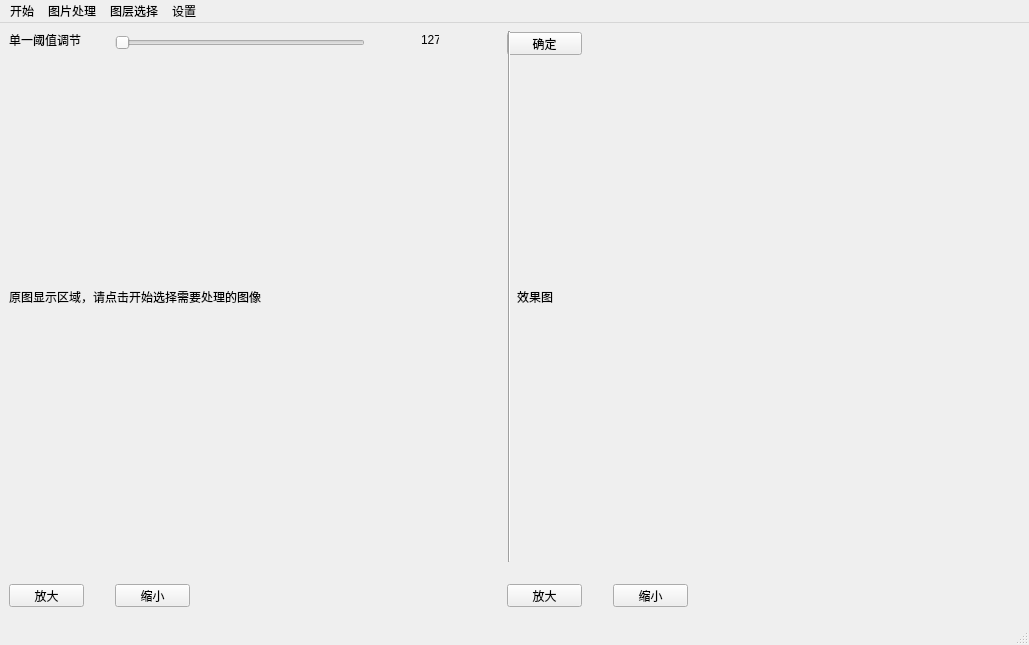
First picture: the form in PyQt_UI/MainWindow.ui, repository HITSZ-AI/ChipDetection, before the edit.
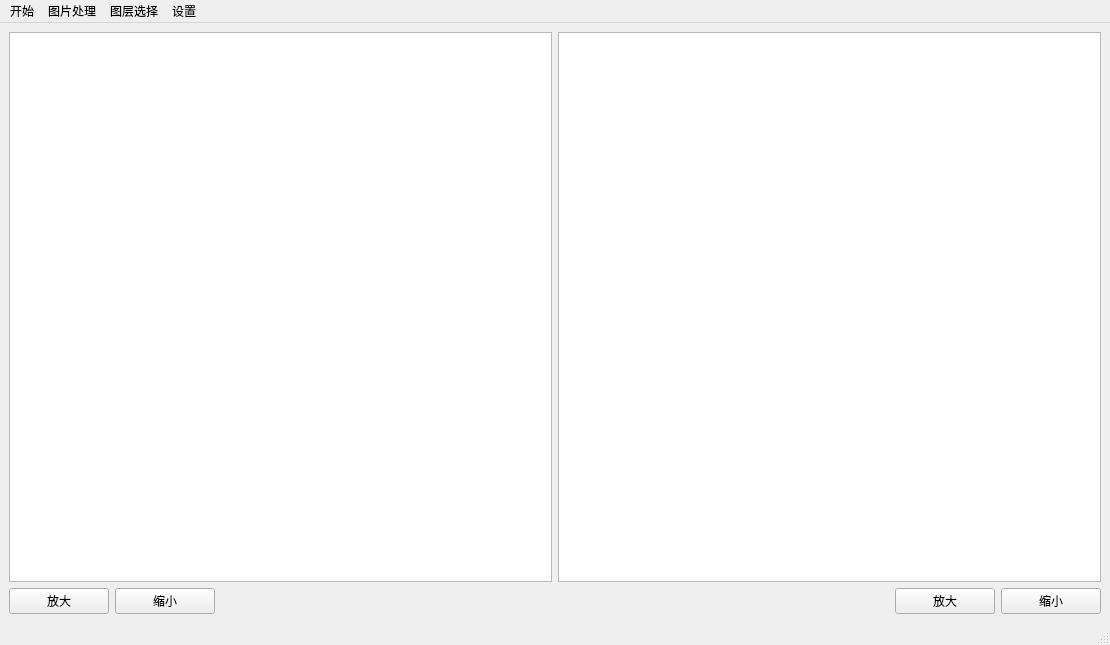
Second picture: the form after the edit.

Commit message: '更改左右两边显示图像的代码，将label显示图像换为graphview显示图像'

Patch:
```diff
--- a/PyQt_UI/MainWindow.ui
+++ b/PyQt_UI/MainWindow.ui
@@ -6,7 +6,7 @@
    <rect>
     <x>0</x>
     <y>0</y>
-    <width>1029</width>
+    <width>1110</width>
     <height>645</height>
    </rect>
   </property>
@@ -14,15 +14,52 @@
    <string>MainWindow</string>
   </property>
   <widget class="QWidget" name="centralwidget">
+   <layout class="QGridLayout" name="gridLayout">
+    <item row="0" column="0" colspan="5">
+     <layout class="QHBoxLayout" name="horizontalLayout">
+      <item>
+       <widget class="QGraphicsView" name="BinaryImgView">
+        <property name="sizePolicy">
+         <sizepolicy hsizetype="Expanding" vsizetype="Expanding">
+          <horstretch>1</horstretch>
+          <verstretch>0</verstretch>
+         </sizepolicy>
+        </property>
+       </widget>
+      </item>
+      <item>
+       <widget class="QGraphicsView" name="OrImgView">
+        <property name="sizePolicy">
+         <sizepolicy hsizetype="Expanding" vsizetype="Expanding">
+          <horstretch>1</horstretch>
+          <verstretch>0</verstretch>
+         </sizepolicy>
+        </property>
+       </widget>
+      </item>
+     </layout>
+    </item>
+    <item row="1" column="4">
+     <widget class="QPushButton" name="button_lessenBinaryImg">
+      <property name="minimumSize">
+       <size>
+        <width>50</width>
+        <height>15</height>
+       </size>
+      </property>
+      <property name="maximumSize">
+       <size>
+        <width>100</width>
+        <height>30</height>
+       </size>
+      </property>
+      <property name="text">
+       <string>缩小</string>
+      </property>
+     </widget>
+    </item>
+    <item row="1" column="3">
    <widget class="QPushButton" name="button_AmplifyBinaryImg">
-    <property name="geometry">
-     <rect>
-      <x>507</x>
-      <y>561</y>
-      <width>75</width>
-      <height>23</height>
-     </rect>
-    </property>
     <property name="minimumSize">
      <size>
       <width>50</width>
@@ -39,15 +76,9 @@
      <string>放大</string>
     </property>
    </widget>
+    </item>
+    <item row="1" column="0">
    <widget class="QPushButton" name="button_AmplifyOrImg">
-    <property name="geometry">
-     <rect>
-      <x>9</x>
-      <y>561</y>
-      <width>75</width>
-      <height>23</height>
-     </rect>
-    </property>
     <property name="minimumSize">
      <size>
       <width>50</width>
@@ -64,15 +95,9 @@
      <string>放大</string>
     </property>
    </widget>
+    </item>
+    <item row="1" column="1">
    <widget class="QPushButton" name="button_LessenOrImg">
-    <property name="geometry">
-     <rect>
-      <x>115</x>
-      <y>561</y>
-      <width>75</width>
-      <height>23</height>
-     </rect>
-    </property>
     <property name="minimumSize">
      <size>
       <width>50</width>
@@ -89,177 +114,15 @@
      <string>缩小</string>
     </property>
    </widget>
-   <widget class="QSlider" name="slider_BinaryThre">
-    <property name="geometry">
-     <rect>
-      <x>115</x>
-      <y>9</y>
-      <width>250</width>
-      <height>22</height>
-     </rect>
-    </property>
-    <property name="minimumSize">
-     <size>
-      <width>250</width>
-      <height>0</height>
-     </size>
-    </property>
-    <property name="maximumSize">
-     <size>
-      <width>300</width>
-      <height>16777215</height>
-     </size>
-    </property>
-    <property name="orientation">
-     <enum>Qt::Horizontal</enum>
-    </property>
-   </widget>
-   <widget class="QLabel" name="label_SingleThre">
-    <property name="geometry">
-     <rect>
-      <x>9</x>
-      <y>9</y>
-      <width>72</width>
-      <height>16</height>
-     </rect>
-    </property>
-    <property name="minimumSize">
-     <size>
-      <width>50</width>
-      <height>0</height>
-     </size>
-    </property>
-    <property name="maximumSize">
-     <size>
-      <width>100</width>
-      <height>16777215</height>
-     </size>
-    </property>
-    <property name="text">
-     <string>单一阈值调节</string>
-    </property>
-   </widget>
-   <widget class="QLabel" name="label_ThresholdValue">
-    <property name="geometry">
-     <rect>
-      <x>421</x>
-      <y>9</y>
-      <width>18</width>
-      <height>16</height>
-     </rect>
-    </property>
-    <property name="maximumSize">
-     <size>
-      <width>80</width>
-      <height>16777215</height>
-     </size>
-    </property>
-    <property name="text">
-     <string>127</string>
-    </property>
-   </widget>
-   <widget class="QPushButton" name="button_lessenBinaryImg">
-    <property name="geometry">
-     <rect>
-      <x>613</x>
-      <y>561</y>
-      <width>75</width>
-      <height>23</height>
-     </rect>
-    </property>
-    <property name="minimumSize">
-     <size>
-      <width>50</width>
-      <height>15</height>
-     </size>
-    </property>
-    <property name="maximumSize">
-     <size>
-      <width>100</width>
-      <height>30</height>
-     </size>
-    </property>
-    <property name="text">
-     <string>缩小</string>
-    </property>
-   </widget>
-   <widget class="QPushButton" name="button_ThreCon">
-    <property name="geometry">
-     <rect>
-      <x>507</x>
-      <y>9</y>
-      <width>75</width>
-      <height>23</height>
-     </rect>
-    </property>
-    <property name="text">
-     <string>确定</string>
-    </property>
-   </widget>
-   <widget class="QWidget" name="layoutWidget">
-    <property name="geometry">
-     <rect>
-      <x>9</x>
-      <y>8</y>
-      <width>1001</width>
-      <height>531</height>
-     </rect>
-    </property>
-    <layout class="QHBoxLayout" name="horizontalLayout">
-     <item>
-      <widget class="QLabel" name="label_OrImg">
-       <property name="minimumSize">
-        <size>
-         <width>381</width>
-         <height>301</height>
-        </size>
-       </property>
-       <property name="maximumSize">
-        <size>
-         <width>1000</width>
-         <height>750</height>
-        </size>
-       </property>
-       <property name="text">
-        <string>原图显示区域，请点击开始选择需要处理的图像</string>
-       </property>
-      </widget>
-     </item>
-     <item>
-      <widget class="Line" name="line">
-       <property name="orientation">
-        <enum>Qt::Vertical</enum>
-       </property>
-      </widget>
-     </item>
-     <item>
-      <widget class="QLabel" name="label_BinaryImg">
-       <property name="minimumSize">
-        <size>
-         <width>381</width>
-         <height>301</height>
-        </size>
-       </property>
-       <property name="maximumSize">
-        <size>
-         <width>1000</width>
-         <height>750</height>
-        </size>
-       </property>
-       <property name="text">
-        <string>效果图</string>
-       </property>
-      </widget>
-     </item>
-    </layout>
-   </widget>
+    </item>
+   </layout>
   </widget>
   <widget class="QMenuBar" name="menubar">
    <property name="geometry">
     <rect>
      <x>0</x>
      <y>0</y>
-     <width>1029</width>
+     <width>1110</width>
      <height>23</height>
     </rect>
    </property>
```
Lines whose indentation alone changed are shown as unchanged. The commit also changes 5 other files.
